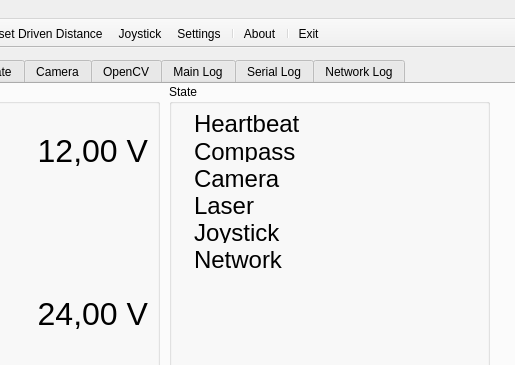
Qt form direcs/src/direcsSmall.ui (markusk/direcs) before a commit; both pictures show x 285 to 800 and y 0 to 365 of the 800 by 480 pixel window.
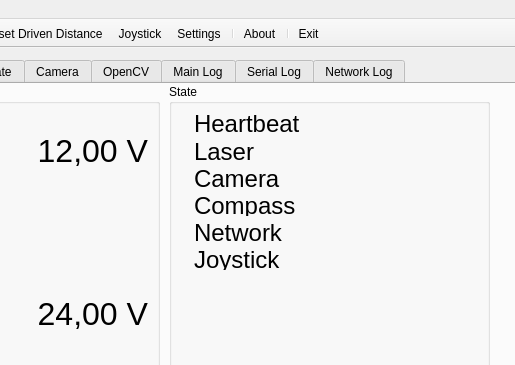
The same form after that commit. Icons and pictures are not drawn. Custom widgets are drawn as their Qt base class.

Commit message: GUI LED order updated.

What changed in the file:
```diff
--- a/direcs/src/direcsSmall.ui
+++ b/direcs/src/direcsSmall.ui
@@ -296,14 +296,14 @@
              </property>
             </widget>
            </item>
-           <item row="1" column="0">
+           <item row="3" column="0">
             <widget class="QLabel" name="lblLEDCompass">
              <property name="pixmap">
               <pixmap resource="../direcs.qrc">:/images/images/led_gray.gif</pixmap>
              </property>
             </widget>
            </item>
-           <item row="1" column="1">
+           <item row="3" column="1">
             <widget class="QLabel" name="label_7">
              <property name="font">
               <font>
@@ -315,6 +315,44 @@
              </property>
             </widget>
            </item>
+           <item row="5" column="0">
+            <widget class="QLabel" name="lblLEDJoystick">
+             <property name="pixmap">
+              <pixmap resource="../direcs.qrc">:/images/images/led_gray.gif</pixmap>
+             </property>
+            </widget>
+           </item>
+           <item row="5" column="1">
+            <widget class="QLabel" name="label_10">
+             <property name="font">
+              <font>
+               <pointsize>18</pointsize>
+              </font>
+             </property>
+             <property name="text">
+              <string>Joystick</string>
+             </property>
+            </widget>
+           </item>
+           <item row="1" column="0">
+            <widget class="QLabel" name="lblLEDLaser">
+             <property name="pixmap">
+              <pixmap resource="../direcs.qrc">:/images/images/led_gray.gif</pixmap>
+             </property>
+            </widget>
+           </item>
+           <item row="1" column="1">
+            <widget class="QLabel" name="label_8">
+             <property name="font">
+              <font>
+               <pointsize>18</pointsize>
+              </font>
+             </property>
+             <property name="text">
+              <string>Laser</string>
+             </property>
+            </widget>
+           </item>
            <item row="2" column="0">
             <widget class="QLabel" name="lblLEDCamera">
              <property name="pixmap">
@@ -334,52 +372,14 @@
              </property>
             </widget>
            </item>
-           <item row="3" column="0">
-            <widget class="QLabel" name="lblLEDLaser">
-             <property name="pixmap">
-              <pixmap resource="../direcs.qrc">:/images/images/led_gray.gif</pixmap>
-             </property>
-            </widget>
-           </item>
-           <item row="3" column="1">
-            <widget class="QLabel" name="label_8">
-             <property name="font">
-              <font>
-               <pointsize>18</pointsize>
-              </font>
-             </property>
-             <property name="text">
-              <string>Laser</string>
-             </property>
-            </widget>
-           </item>
            <item row="4" column="0">
-            <widget class="QLabel" name="lblLEDJoystick">
-             <property name="pixmap">
-              <pixmap resource="../direcs.qrc">:/images/images/led_gray.gif</pixmap>
-             </property>
-            </widget>
-           </item>
-           <item row="4" column="1">
-            <widget class="QLabel" name="label_10">
-             <property name="font">
-              <font>
-               <pointsize>18</pointsize>
-              </font>
-             </property>
-             <property name="text">
-              <string>Joystick</string>
-             </property>
-            </widget>
-           </item>
-           <item row="5" column="0">
             <widget class="QLabel" name="lblLEDNetwork">
              <property name="pixmap">
               <pixmap resource="../direcs.qrc">:/images/images/led_gray.gif</pixmap>
              </property>
             </widget>
            </item>
-           <item row="5" column="1">
+           <item row="4" column="1">
             <widget class="QLabel" name="label_6">
              <property name="font">
               <font>
```
